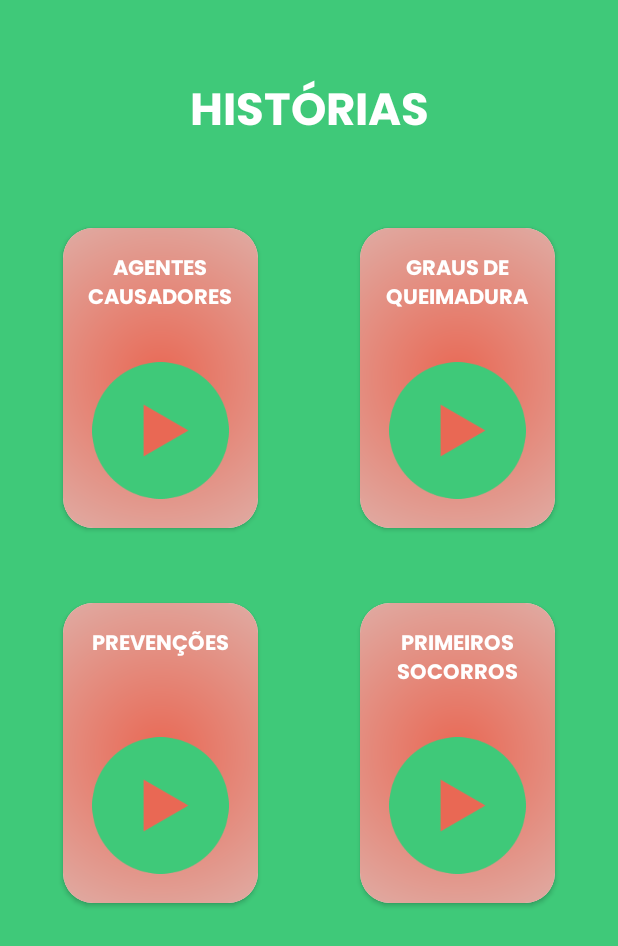
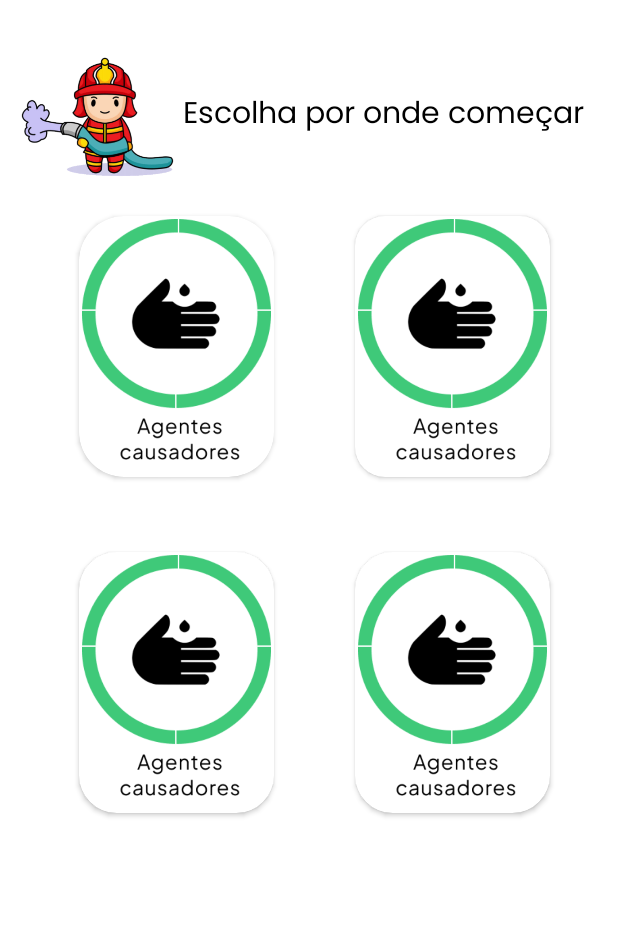
Before and after one commit to UnisagradoWorks/app-queimaduras, an Android app: the HistoriasActivity screen opened directly, with no data from a screen before it, on a phone screen of 412 x 824 dp. Shown: the top 946 px of the screen. Run offline under Robolectric (Android 15) with nearby library versions, the phone set to English and light mode, and no system bars.

Commit message:
refazendo layout

```diff
--- a/app/src/main/AndroidManifest.xml
+++ b/app/src/main/AndroidManifest.xml
@@ -8,8 +8,7 @@
         android:label="@string/app_name"
         android:roundIcon="@mipmap/ic_launcher_round"
         android:supportsRtl="true"
-        android:theme="@style/Theme.AppQueimaduras"
-        android:screenOrientation="portrait">
+        android:theme="@style/Theme.AppQueimaduras">
         <activity
             android:name=".CreditosActivity"
             android:exported="false"
--- a/app/src/main/java/br/com/unisagrado/appqueimaduras/HistoriaInfoActivity.java
+++ b/app/src/main/java/br/com/unisagrado/appqueimaduras/HistoriaInfoActivity.java
@@ -51,7 +51,9 @@ public class HistoriaInfoActivity extends AppCompatActivity {
                 atualizarPagina();
                 break;
             case HistoriasActivity.GRAUS:
-                txtTituloHistoria.setText("GRAUS");
+                txtTituloHistoria.setText("GRAUS DE QUEIMADURA");
+                historia = historiaService.findHistoriaGraus();
+                atualizarPagina();
                 break;
             case HistoriasActivity.PREVENCOES:
                 txtTituloHistoria.setText("PREVENCOES");
--- a/app/src/main/res/layout/activity_historias.xml
+++ b/app/src/main/res/layout/activity_historias.xml
@@ -4,115 +4,79 @@
     xmlns:tools="http://schemas.android.com/tools"
     android:layout_width="match_parent"
     android:layout_height="match_parent"
-    android:background="@color/default_green"
+    android:background="#FFF"
     tools:context=".HistoriasActivity">
 
     <androidx.cardview.widget.CardView
         android:id="@+id/cardAgentes"
         android:layout_width="130dp"
-        android:layout_height="200dp"
+        android:layout_height="wrap_content"
         android:layout_marginTop="50dp"
-        app:cardCornerRadius="20dp"
-        app:layout_constraintEnd_toEndOf="parent"
-        app:layout_constraintHorizontal_bias="0.15"
+        app:cardCornerRadius="30dp"
+        app:layout_constraintEnd_toStartOf="@+id/cardView2"
+        app:layout_constraintHorizontal_bias="0.70"
         app:layout_constraintStart_toStartOf="parent"
         app:layout_constraintTop_toBottomOf="@+id/textView9">
 
         <androidx.constraintlayout.widget.ConstraintLayout
             android:layout_width="match_parent"
             android:layout_height="match_parent"
-            android:background="@drawable/gradient_red_circle">
+            android:padding="2dp">
 
-            <TextView
-                android:id="@+id/textView10"
+            <ImageView
+                android:id="@+id/imageView7"
                 android:layout_width="wrap_content"
                 android:layout_height="wrap_content"
-                android:layout_marginTop="15dp"
-                android:fontFamily="@font/poppins_bold"
-                android:text="AGENTES CAUSADORES"
-                android:textAlignment="center"
-                android:textColor="#FFF"
+                android:layout_marginBottom="5dp"
+                android:adjustViewBounds="true"
+                app:layout_constraintBottom_toBottomOf="parent"
                 app:layout_constraintEnd_toEndOf="parent"
                 app:layout_constraintStart_toStartOf="parent"
-                app:layout_constraintTop_toTopOf="parent" />
-
-            <ImageView
-                android:id="@+id/imageView6"
-                android:layout_width="wrap_content"
-                android:layout_height="wrap_content"
-                android:layout_marginStart="20dp"
-                android:layout_marginTop="70dp"
-                android:layout_marginEnd="20dp"
-                android:adjustViewBounds="true"
-                android:cropToPadding="false"
-                android:scaleType="centerCrop"
-                android:scaleX=".7"
-                android:scaleY=".7"
-                app:layout_constraintEnd_toEndOf="parent"
-                app:layout_constraintStart_toStartOf="parent"
-                app:layout_constraintTop_toTopOf="parent"
-                app:srcCompat="@drawable/botao_play" />
+                app:srcCompat="@drawable/rodinha_agentes" />
         </androidx.constraintlayout.widget.ConstraintLayout>
     </androidx.cardview.widget.CardView>
 
     <TextView
         android:id="@+id/textView9"
-        android:layout_width="wrap_content"
+        android:layout_width="0dp"
         android:layout_height="wrap_content"
-        android:layout_marginTop="50dp"
-        android:fontFamily="@font/poppins_bold"
-        android:text="HISTÓRIAS"
-        android:textColor="#FFF"
-        android:textSize="30sp"
-        android:textStyle="bold"
+        android:layout_marginStart="2dp"
+        android:layout_marginEnd="2dp"
+        android:fontFamily="@font/poppins"
+        android:text="Escolha por onde começar"
+        android:textColor="#000"
+        android:textSize="20sp"
+        app:layout_constraintBottom_toBottomOf="@+id/imageView8"
         app:layout_constraintEnd_toEndOf="parent"
-        app:layout_constraintStart_toStartOf="parent"
-        app:layout_constraintTop_toTopOf="parent" />
+        app:layout_constraintStart_toEndOf="@+id/imageView8"
+        app:layout_constraintTop_toTopOf="@+id/imageView8" />
 
     <androidx.cardview.widget.CardView
         android:id="@+id/cardGraus"
         android:layout_width="130dp"
         android:layout_height="wrap_content"
         app:cardCornerRadius="20dp"
+        app:cardElevation="2dp"
         app:layout_constraintEnd_toEndOf="parent"
-        app:layout_constraintHorizontal_bias="0.85"
-        app:layout_constraintStart_toStartOf="parent"
+        app:layout_constraintHorizontal_bias=".40"
+        app:layout_constraintStart_toEndOf="@+id/cardView2"
         app:layout_constraintTop_toTopOf="@+id/cardAgentes">
 
         <androidx.constraintlayout.widget.ConstraintLayout
             android:layout_width="match_parent"
             android:layout_height="match_parent"
-            android:background="@drawable/gradient_red_circle">
+            android:padding="2dp">
 
-            <TextView
-                android:id="@+id/textView11"
+            <ImageView
+                android:id="@+id/imageView9"
                 android:layout_width="wrap_content"
                 android:layout_height="wrap_content"
-                android:layout_marginTop="15dp"
-                android:fontFamily="@font/poppins_bold"
-                android:text="GRAUS DE QUEIMADURA"
-                android:textAlignment="center"
-                android:textColor="#FFF"
+                android:layout_marginBottom="5dp"
+                android:adjustViewBounds="true"
+                app:layout_constraintBottom_toBottomOf="parent"
                 app:layout_constraintEnd_toEndOf="parent"
                 app:layout_constraintStart_toStartOf="parent"
-                app:layout_constraintTop_toTopOf="parent" />
-
-            <ImageView
-                android:id="@+id/imageView7"
-                android:layout_width="wrap_content"
-                android:layout_height="wrap_content"
-                android:layout_marginStart="20dp"
-                android:layout_marginTop="70dp"
-                android:layout_marginEnd="20dp"
-                android:adjustViewBounds="true"
-                android:cropToPadding="false"
-                android:scaleType="centerCrop"
-                android:scaleX=".7"
-                android:scaleY=".7"
-                app:layout_constraintEnd_toEndOf="parent"
-                app:layout_constraintStart_toStartOf="parent"
-                app:layout_constraintTop_toTopOf="parent"
-                app:srcCompat="@drawable/botao_play" />
+                app:srcCompat="@drawable/rodinha_agentes" />
         </androidx.constraintlayout.widget.ConstraintLayout>
     </androidx.cardview.widget.CardView>
 
@@ -121,46 +85,27 @@
         android:layout_width="130dp"
         android:layout_height="wrap_content"
         android:layout_marginTop="50dp"
-        app:cardCornerRadius="20dp"
-        app:layout_constraintEnd_toEndOf="parent"
-        app:layout_constraintHorizontal_bias="0.15"
+        app:cardCornerRadius="25dp"
+        app:layout_constraintEnd_toStartOf="@+id/cardView2"
+        app:layout_constraintHorizontal_bias=".70"
         app:layout_constraintStart_toStartOf="parent"
         app:layout_constraintTop_toBottomOf="@+id/cardAgentes">
 
         <androidx.constraintlayout.widget.ConstraintLayout
             android:layout_width="match_parent"
             android:layout_height="match_parent"
-            android:background="@drawable/gradient_red_circle">
+            android:padding="2dp">
 
-            <TextView
-                android:id="@+id/textView12"
+            <ImageView
+                android:id="@+id/imageView13"
                 android:layout_width="wrap_content"
                 android:layout_height="wrap_content"
-                android:layout_marginTop="15dp"
-                android:fontFamily="@font/poppins_bold"
-                android:text="PREVENÇÕES"
-                android:textAlignment="center"
-                android:textColor="#FFF"
+                android:layout_marginBottom="5dp"
+                android:adjustViewBounds="true"
+                app:layout_constraintBottom_toBottomOf="parent"
                 app:layout_constraintEnd_toEndOf="parent"
                 app:layout_constraintStart_toStartOf="parent"
-                app:layout_constraintTop_toTopOf="parent" />
-
-            <ImageView
-                android:id="@+id/imageView8"
-                android:layout_width="wrap_content"
-                android:layout_height="wrap_content"
-                android:layout_marginStart="20dp"
-                android:layout_marginTop="70dp"
-                android:layout_marginEnd="20dp"
-                android:adjustViewBounds="true"
-                android:cropToPadding="false"
-                android:scaleType="centerCrop"
-                android:scaleX=".7"
-                android:scaleY=".7"
-                app:layout_constraintEnd_toEndOf="parent"
-                app:layout_constraintStart_toStartOf="parent"
-                app:layout_constraintTop_toTopOf="parent"
-                app:srcCompat="@drawable/botao_play" />
+                app:srcCompat="@drawable/rodinha_agentes" />
         </androidx.constraintlayout.widget.ConstraintLayout>
     </androidx.cardview.widget.CardView>
 
@@ -169,47 +114,50 @@
         android:layout_width="130dp"
         android:layout_height="wrap_content"
         android:layout_marginTop="50dp"
-        app:cardCornerRadius="20dp"
+        app:cardCornerRadius="25dp"
         app:layout_constraintEnd_toEndOf="parent"
-        app:layout_constraintHorizontal_bias="0.85"
-        app:layout_constraintStart_toStartOf="parent"
+        app:layout_constraintHorizontal_bias=".40"
+        app:layout_constraintStart_toEndOf="@+id/cardView2"
         app:layout_constraintTop_toBottomOf="@+id/cardAgentes">
 
         <androidx.constraintlayout.widget.ConstraintLayout
             android:layout_width="match_parent"
             android:layout_height="match_parent"
-            android:background="@drawable/gradient_red_circle">
+            android:padding="2dp">
 
-            <TextView
-                android:id="@+id/textView13"
+            <ImageView
+                android:id="@+id/imageView14"
                 android:layout_width="wrap_content"
                 android:layout_height="wrap_content"
-                android:layout_marginTop="15dp"
-                android:fontFamily="@font/poppins_bold"
-                android:text="PRIMEIROS SOCORROS"
-                android:textAlignment="center"
-                android:textColor="#FFF"
+                android:layout_marginBottom="5dp"
+                android:adjustViewBounds="true"
+                app:layout_constraintBottom_toBottomOf="parent"
                 app:layout_constraintEnd_toEndOf="parent"
                 app:layout_constraintStart_toStartOf="parent"
-                app:layout_constraintTop_toTopOf="parent" />
-
-            <ImageView
-                android:id="@+id/imageView9"
-                android:layout_width="wrap_content"
-                android:layout_height="wrap_content"
-                android:layout_marginStart="20dp"
-                android:layout_marginTop="70dp"
-                android:layout_marginEnd="20dp"
-                android:adjustViewBounds="true"
-                android:cropToPadding="false"
-                android:scaleType="centerCrop"
-                android:scaleX=".7"
-                android:scaleY=".7"
-                app:layout_constraintEnd_toEndOf="parent"
-                app:layout_constraintStart_toStartOf="parent"
-                app:layout_constraintTop_toTopOf="parent"
-                app:srcCompat="@drawable/botao_play" />
+                app:srcCompat="@drawable/rodinha_agentes" />
         </androidx.constraintlayout.widget.ConstraintLayout>
     </androidx.cardview.widget.CardView>
 
+    <ImageView
+        android:id="@+id/imageView8"
+        android:layout_width="110dp"
+        android:layout_height="wrap_content"
+        android:layout_marginStart="10dp"
+        android:layout_marginTop="20dp"
+        android:adjustViewBounds="true"
+        android:scaleType="centerCrop"
+        app:layout_constraintStart_toStartOf="parent"
+        app:layout_constraintTop_toTopOf="parent"
+        app:srcCompat="@drawable/bombeiro_mangueira_1" />
+
+    <androidx.cardview.widget.CardView
+        android:id="@+id/cardView2"
+        android:layout_width="1dp"
+        android:layout_height="wrap_content"
+        app:cardElevation="0dp"
+        app:layout_constraintBottom_toBottomOf="parent"
+        app:layout_constraintEnd_toEndOf="parent"
+        app:layout_constraintStart_toStartOf="parent"
+        app:layout_constraintTop_toTopOf="parent" />
+
 </androidx.constraintlayout.widget.ConstraintLayout>
--- a/app/src/main/res/values/colors.xml
+++ b/app/src/main/res/values/colors.xml
@@ -2,6 +2,7 @@
 <resources>
     <color name="default_green">#3FC979</color>
     <color name="light_green">#8ABDFFD9</color>
+    <color name="light_green2">#ADF6CC</color>
     <color name="default_red">#E96854</color>
     <color name="light_red">#D9D9D9</color>
     <color name="default_blue">#3590C4</color>
```
Also changed, not shown: app/src/main/java/br/com/unisagrado/appqueimaduras/service/HistoriaService.java (+37 -1 lines), app/src/main/res/layout/activity_historia_info.xml (+29 -22 lines), app/src/main/res/drawable/rodinha.png (added), app/src/main/res/drawable/rodinha_agentes.png (added).
